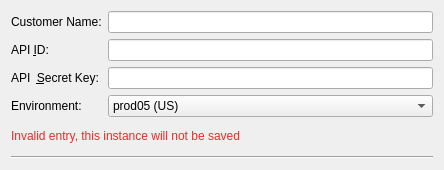
The window that instance.ui (slist/cbapi-qt-demo) describes before a commit, drawn with Qt 5.
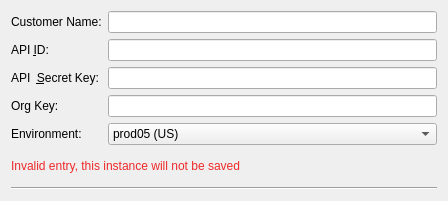
The same window after the commit.

What changed in the file:
```diff
--- a/instance.ui
+++ b/instance.ui
@@ -6,8 +6,8 @@
    <rect>
     <x>0</x>
     <y>0</y>
-    <width>444</width>
-    <height>170</height>
+    <width>448</width>
+    <height>201</height>
    </rect>
   </property>
   <property name="windowTitle">
@@ -17,7 +17,7 @@
    <item>
     <layout class="QFormLayout" name="formLayout">
      <item row="0" column="0">
-      <widget class="QLabel" name="org_label">
+      <widget class="QLabel" name="name_label">
        <property name="enabled">
         <bool>true</bool>
        </property>
@@ -63,14 +63,14 @@
        </property>
       </widget>
      </item>
-     <item row="3" column="0">
+     <item row="4" column="0">
       <widget class="QLabel" name="env_label">
        <property name="text">
         <string>Environment:</string>
        </property>
       </widget>
      </item>
-     <item row="3" column="1">
+     <item row="4" column="1">
       <widget class="QComboBox" name="env_comboBox">
        <property name="currentIndex">
         <number>5</number>
@@ -115,6 +115,21 @@
          <string>prodNRT (APJ)</string>
         </property>
        </item>
+        <item>
+        <property name="text">
+         <string>prodsyd (Australia)</string>
+        </property>
+       </item>
+      </widget>
+     </item>
+     <item row="3" column="1">
+      <widget class="QLineEdit" name="org_key_LineEdit"/>
+     </item>
+     <item row="3" column="0">
+      <widget class="QLabel" name="org_label">
+       <property name="text">
+        <string>Org Key:</string>
+       </property>
       </widget>
      </item>
     </layout>
```
Left out of the diff: 2 changed lines with no effect on the pictures.
